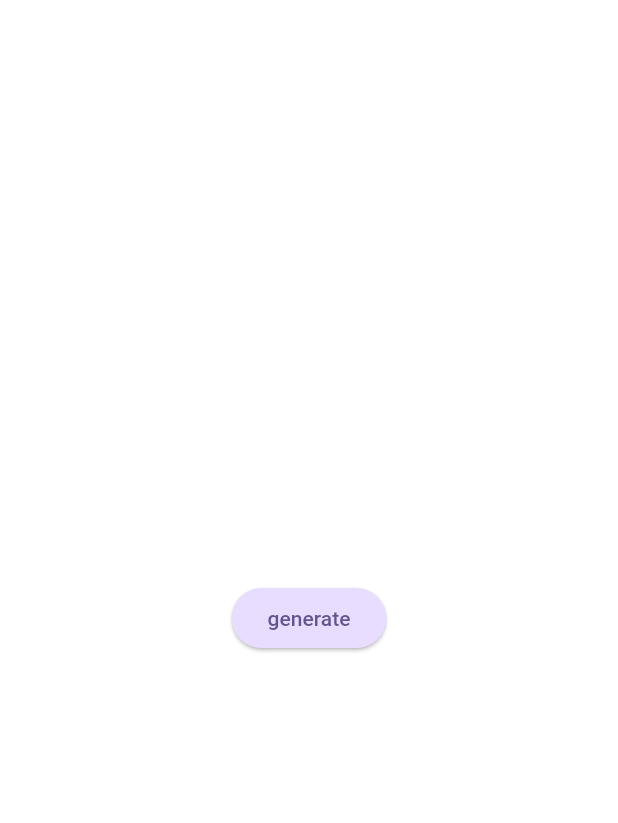
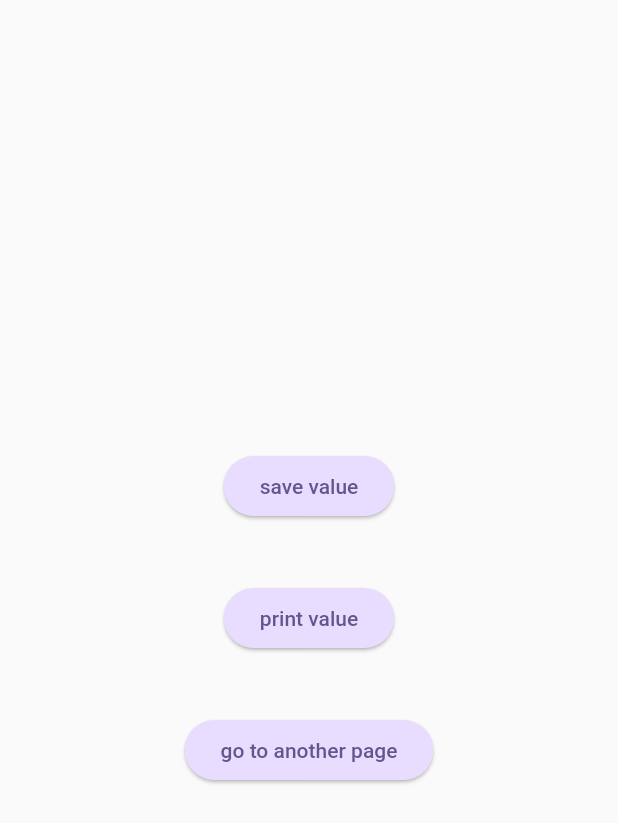
Before and after one commit to drkreza/resocoder-clean, a Flutter app: the screen it shows after launch, on a phone screen of 412 x 824 dp. Shown: the top 823 px of the screen. Run offline on Flutter 3.47's test engine with Material 2 defaults, Android fonts, the phone set to English and light mode, and no system bars; our stand-ins replace bloc, dartz, equatable, flutter_bloc, flutter_secure_storage, get and 2 more; missing offline and left inert: asn1lib, pointycastle, stellar_flutter_sdk.

Commit message:
store assets(for example) and watch it everywhere in app

```diff
--- a/lib/injection_container.dart
+++ b/lib/injection_container.dart
@@ -1,4 +1,5 @@
 import 'package:clean_reso_coder_implementation/feature/numbertrivia/presentation/blocs/theme/theme_cubit.dart';
+import 'package:clean_reso_coder_implementation/watch_asset_value_in_app/place_holder_cubit.dart';
 import 'package:get_it/get_it.dart';
 import 'package:http/http.dart' as http;
 import 'package:internet_connection_checker/internet_connection_checker.dart';
@@ -62,4 +63,6 @@ Future<void> init() async {
   // sl.registerSingleton<NumberTriviaState>(NumberTriviaInitial());
 
   sl.registerLazySingleton(() => ThemeCubit());
+
+  sl.registerLazySingleton(() => PlaceHolderCubit());
 }
--- a/lib/main.dart
+++ b/lib/main.dart
@@ -4,6 +4,7 @@ import 'package:clean_reso_coder_implementation/core/localization/translations.d
 import 'package:clean_reso_coder_implementation/feature/numbertrivia/presentation/blocs/theme/theme_cubit.dart';
 import 'package:clean_reso_coder_implementation/feature/numbertrivia/presentation/pages/another_page.dart';
 import 'package:clean_reso_coder_implementation/test/my_widget.dart';
+import 'package:clean_reso_coder_implementation/watch_asset_value_in_app/place_holder.dart';
 import 'package:flutter/material.dart';
 import 'package:flutter_bloc/flutter_bloc.dart';
 import 'package:get/get_navigation/get_navigation.dart';
@@ -40,14 +41,15 @@ class MyApp extends StatelessWidget {
             // home: NumberTriviaPage(),
             // home: MyWidget(),
             // home: AnotherPage(),
-            home: Center(
+            home:MyTestPlaceHolder(),
+          /*   home: Center(
               child: ElevatedButton(
                 onPressed: () {
                   RsaKeyHelper().generateKeyPairFromSeed();
                 },
                 child: Text('generate'),
               ),
-            ),
+            ) */
           );
         },
       ),
--- /dev/null
+++ b/lib/watch_asset_value_in_app/place_holder.dart
@@ -0,0 +1,49 @@
+import 'place_holder_cubit.dart';
+import 'test_cubit_page.dart';
+import 'package:flutter/material.dart';
+import 'package:flutter_bloc/flutter_bloc.dart';
+import 'package:get/get.dart';
+
+import '../injection_container.dart';
+
+
+class MyTestPlaceHolder extends StatelessWidget {
+  MyTestPlaceHolder({super.key});
+
+  final bloccc = sl<PlaceHolderCubit>();
+
+  @override
+  Widget build(BuildContext context) {
+    return Scaffold(
+      body: BlocBuilder<PlaceHolderCubit, String?>(
+        bloc: bloccc,
+        builder: (context, state) {
+          return Center(
+            child: Column(
+              mainAxisAlignment: MainAxisAlignment.center,
+              children: [
+                ElevatedButton(
+                    onPressed: () {
+                      bloccc.saveObject("reza");
+                    }, child: const Text('save value')),
+                const SizedBox(
+                  height: 40,
+                ),
+                ElevatedButton(
+                    onPressed: () {
+                      print(bloccc.state);
+                    }, child: const Text('print value')),
+                     const SizedBox(
+                  height: 40,
+                ),
+                ElevatedButton(onPressed: (){
+                  Get.to(TestCubitPage());
+                }, child: Text('go to another page')),
+              ],
+            ),
+          );
+        },
+      ),
+    );
+  }
+}
--- /dev/null
+++ b/lib/watch_asset_value_in_app/place_holder_cubit.dart
@@ -0,0 +1,9 @@
+import 'package:bloc/bloc.dart';
+
+class PlaceHolderCubit extends Cubit<String?> {
+  PlaceHolderCubit() : super(null);
+
+  void saveObject(String data) => emit(data);
+
+  void clearObject() => emit(null);
+}
```
Also changed, not shown: lib/watch_asset_value_in_app/test_cubit_page.dart (added, +26 -0 lines).
